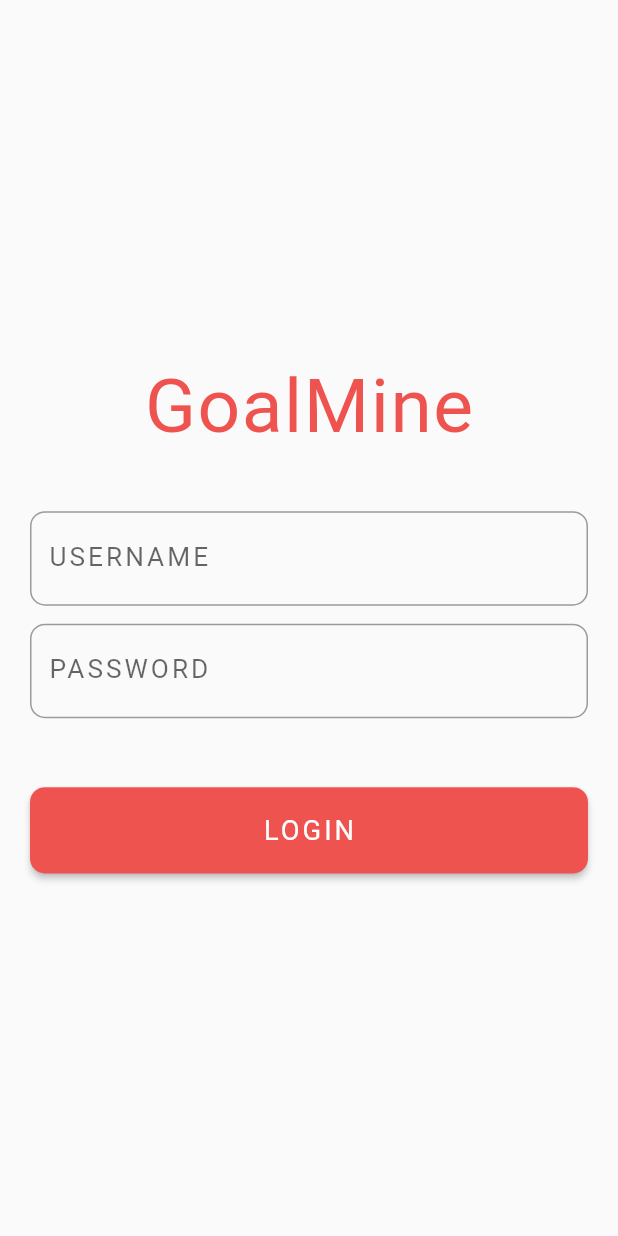
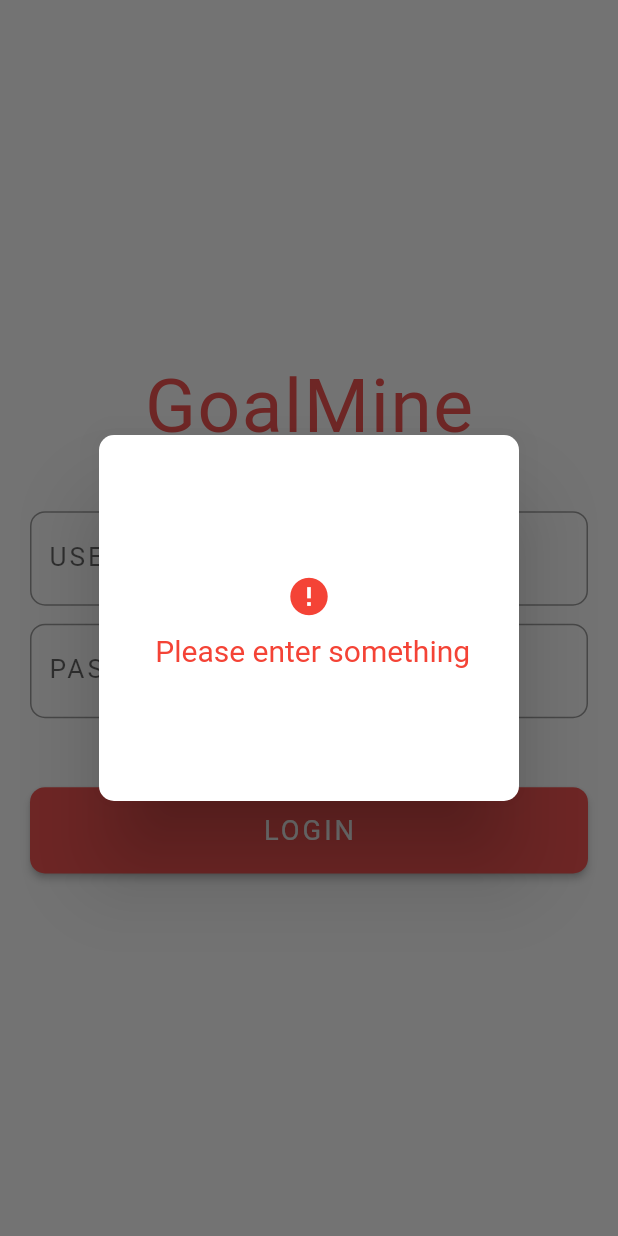
Before and after one commit to jason-engelbrecht/goalmine_mobile, a Flutter app: the screen it shows after launch, after a tap on "LOGIN", on a phone screen of 412 x 824 dp. Run offline on Flutter 3.47's test engine with Material 2 defaults, Android fonts, the phone set to English and light mode, and no system bars; our stand-ins replace shared_preferences.

Commit message:
Add some error reporting and loading dialogs on login

```diff
--- a/lib/ui/login.dart
+++ b/lib/ui/login.dart
@@ -103,22 +103,19 @@ class LoginState extends State<Login> {
     String password = _passwordController.text.trim();
 
     if(username.isNotEmpty && password.isNotEmpty) {
-
+      _showLoadingDialog();
       _parentService.authLogin(username, password).then((parent) {
         if(parent != null) {
-          print(parent.toString());
           _navigateToHome(parent);
         }
         else {
-          _usernameController.text = '';
-          _passwordController.text = '';
-          print('invalid login');
+          Navigator.of(context).pop();
+          _showErrorDialog("Invalid Login");
         }
       });
     }
     else {
-      //validation
-      print('please enter something');
+      _showErrorDialog("Please enter something");
     }
   }
 
@@ -126,4 +123,47 @@ class LoginState extends State<Login> {
     await Navigator.push(
         context, MaterialPageRoute(builder: (context) => Nav(parent: parent)));
   }
+
+  Future<void> _showErrorDialog(String errorMsg) async {
+    return showDialog<void>(
+      context: context,
+      builder: (BuildContext context) {
+        return AlertDialog(
+          shape: RoundedRectangleBorder(
+              borderRadius: BorderRadius.circular(_borderRadius)),
+          title: SizedBox(
+            height: 200,
+            width: 200,
+            child: Column(
+                mainAxisAlignment: MainAxisAlignment.center,
+                children: <Widget>[
+                  Container(
+                      margin: EdgeInsets.only(bottom: 10),
+                      child: Icon(Icons.error, color: Colors.red, size: 30)),
+                  Text(' $errorMsg',
+                      style: TextStyle(
+                          color: Colors.red,
+                          fontWeight: FontWeight.w400)),
+                ])));
+      },
+    );
+  }
+
+  Future<void> _showLoadingDialog() async {
+    return showDialog<void>(
+      context: context,
+      barrierDismissible: false,
+      builder: (BuildContext context) {
+        return AlertDialog(
+            shape: RoundedRectangleBorder(
+                borderRadius: BorderRadius.circular(_borderRadius)),
+            title: SizedBox(
+                height: 200,
+                width: 200,
+                child: Center(
+                    child: CircularProgressIndicator()
+                )));
+      },
+    );
+  }
 }
```
